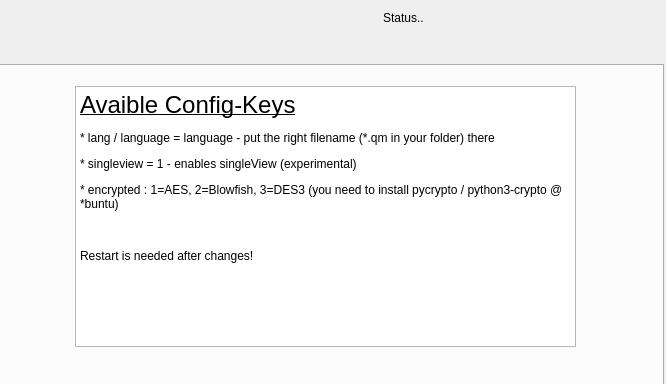
The window that ui/gui.ui (hersche/jobManagement) describes before a commit, drawn with Qt 5; both pictures show x 377 to 1043 and y 0 to 384 of the 1043 by 715 pixel window.
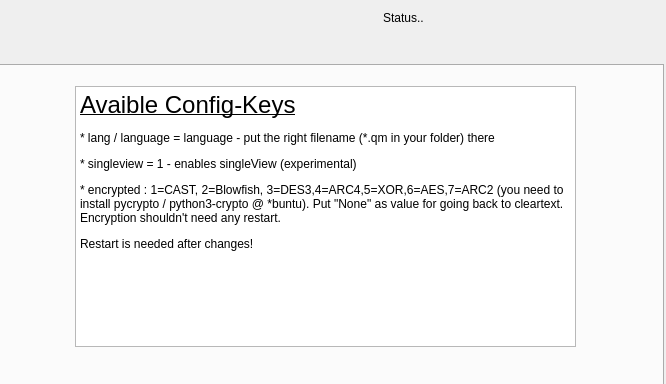
The same window after the commit. The open tabs and pages were chosen to show the change.

Commit message: bring a more algorithms into code, to it more stable and specific and everything in encryption should work withouth restart

The edit to the form file:
```diff
--- a/ui/gui.ui
+++ b/ui/gui.ui
@@ -1682,8 +1682,7 @@
 &lt;p style=&quot; margin-top:12px; margin-bottom:12px; margin-left:0px; margin-right:0px; -qt-block-indent:0; text-indent:0px;&quot;&gt;&lt;span style=&quot; font-family:'Sans Serif'; font-size:18pt; text-decoration: underline;&quot;&gt;Avaible Config-Keys&lt;/span&gt;&lt;/p&gt;
 &lt;p style=&quot; margin-top:12px; margin-bottom:12px; margin-left:0px; margin-right:0px; -qt-block-indent:0; text-indent:0px;&quot;&gt;&lt;span style=&quot; font-family:'Sans Serif';&quot;&gt;* lang / language = language - put the right filename (*.qm in your folder) there&lt;/span&gt;&lt;/p&gt;
 &lt;p style=&quot; margin-top:12px; margin-bottom:12px; margin-left:0px; margin-right:0px; -qt-block-indent:0; text-indent:0px;&quot;&gt;&lt;span style=&quot; font-family:'Sans Serif';&quot;&gt;* singleview = 1 - enables singleView (experimental)&lt;/span&gt;&lt;/p&gt;
-&lt;p style=&quot; margin-top:12px; margin-bottom:12px; margin-left:0px; margin-right:0px; -qt-block-indent:0; text-indent:0px;&quot;&gt;&lt;span style=&quot; font-family:'Sans Serif';&quot;&gt;* encrypted : 1=AES, 2=Blowfish, 3=DES3 (you need to install pycrypto / python3-crypto @ *buntu)&lt;/span&gt;&lt;/p&gt;
-&lt;p style=&quot;-qt-paragraph-type:empty; margin-top:12px; margin-bottom:12px; margin-left:0px; margin-right:0px; -qt-block-indent:0; text-indent:0px; font-family:'Sans Serif';&quot;&gt;&lt;br /&gt;&lt;/p&gt;
+&lt;p style=&quot; margin-top:12px; margin-bottom:12px; margin-left:0px; margin-right:0px; -qt-block-indent:0; text-indent:0px;&quot;&gt;&lt;span style=&quot; font-family:'Sans Serif';&quot;&gt;* encrypted : 1=CAST, 2=Blowfish, 3=DES3,4=ARC4,5=XOR,6=AES,7=ARC2 (you need to install pycrypto / python3-crypto @ *buntu). Put &amp;quot;None&amp;quot; as value for going back to cleartext. Encryption shouldn't need any restart.&lt;/span&gt;&lt;/p&gt;
 &lt;p style=&quot; margin-top:12px; margin-bottom:12px; margin-left:0px; margin-right:0px; -qt-block-indent:0; text-indent:0px;&quot;&gt;&lt;span style=&quot; font-family:'Sans Serif';&quot;&gt;Restart is needed after changes!&lt;/span&gt;&lt;/p&gt;
 &lt;p style=&quot;-qt-paragraph-type:empty; margin-top:12px; margin-bottom:12px; margin-left:0px; margin-right:0px; -qt-block-indent:0; text-indent:0px; font-family:'Sans Serif';&quot;&gt;&lt;br /&gt;&lt;/p&gt;&lt;/body&gt;&lt;/html&gt;</string>
       </property>
```
Left out of the diff: 2 changed lines with no effect on the pictures. The commit also changes 18 other files.
